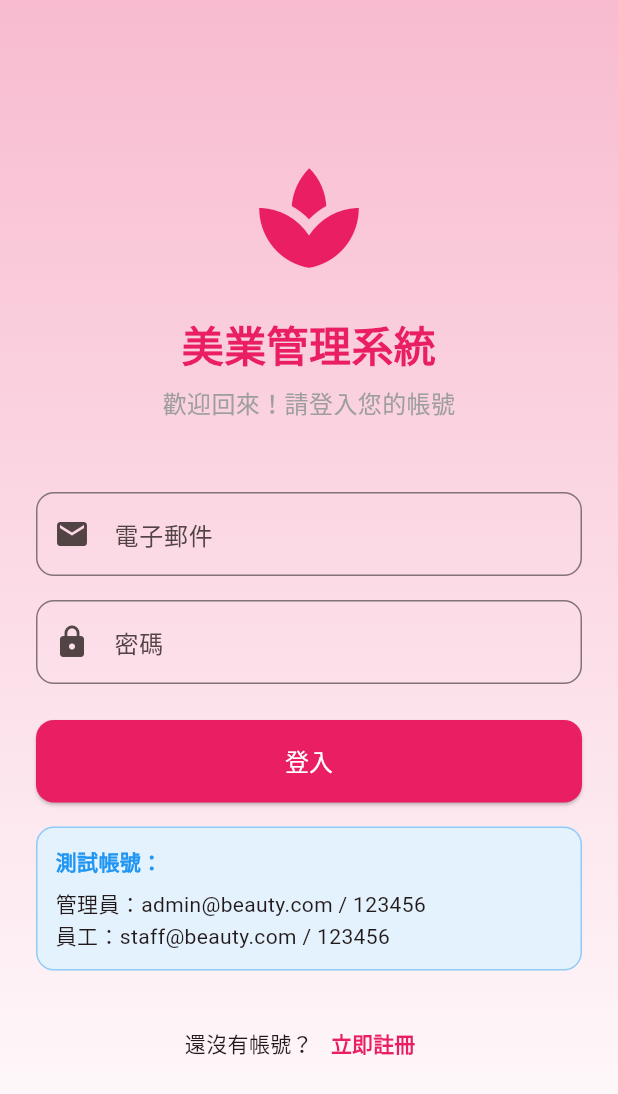
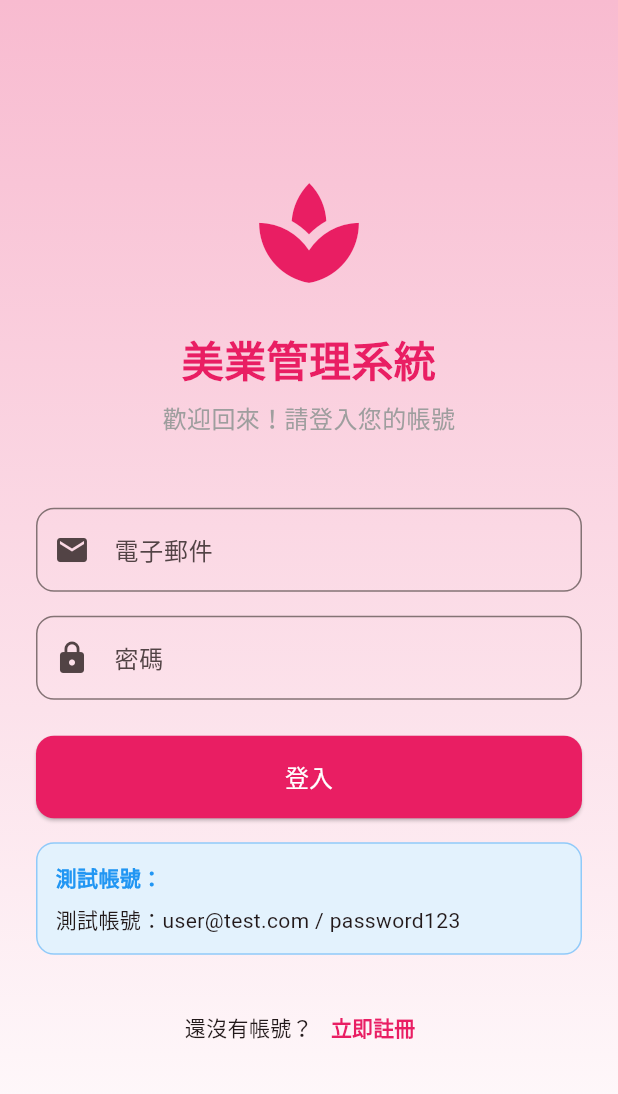
Before and after one commit to MomentX-AI/Beauty_APP, a Flutter app: the screen it shows after launch, on a phone screen of 412 x 824 dp. Shown: the top 1094 px of the screen. Run offline on Flutter 3.47's test engine with Material 3 defaults, Android fonts, the light colour scheme and no system bars; our stand-ins replace fl_chart, image_picker, table_calendar; accounts and stored records are empty.

```diff
--- a/frontend/lib/screens/login_screen.dart
+++ b/frontend/lib/screens/login_screen.dart
@@ -198,8 +198,7 @@ class _LoginScreenState extends State<LoginScreen> {
                             ),
                           ),
                           SizedBox(height: 8),
-                          Text('管理員：admin@beauty.com / 123456'),
-                          Text('員工：staff@beauty.com / 123456'),
+                          Text('測試帳號：user@test.com / password123'),
                         ],
                       ),
                     ),
```
Also changed, not shown: frontend/lib/services/auth_service.dart (+4 -4 lines), 4 other files.
